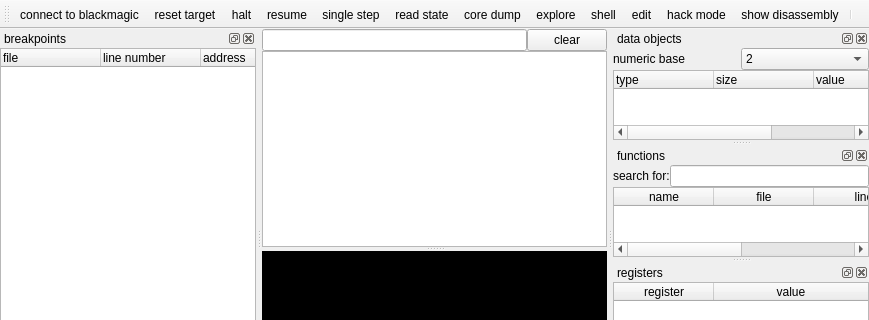
This is mainwindow.ui in stoyan-shopov/troll as Qt 5 draws it before an edit; both pictures show x 0 to 869 and y 0 to 320 of the 869 by 654 pixel window. The edited form follows.
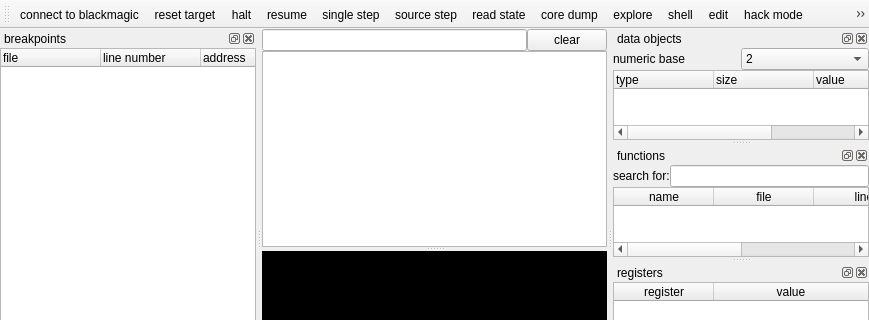
This is the edited form.

The edit to the form file:
```diff
--- a/mainwindow.ui
+++ b/mainwindow.ui
@@ -85,6 +85,7 @@
    <addaction name="actionHalt"/>
    <addaction name="actionResume"/>
    <addaction name="actionSingle_step"/>
+   <addaction name="actionSource_step"/>
    <addaction name="actionRead_state"/>
    <addaction name="actionCore_dump"/>
    <addaction name="actionExplore"/>
@@ -784,6 +785,11 @@
     <string>show disassembly</string>
    </property>
   </action>
+  <action name="actionSource_step">
+   <property name="text">
+    <string>source step</string>
+   </property>
+  </action>
  </widget>
  <layoutdefault spacing="6" margin="11"/>
  <resources/>
```
